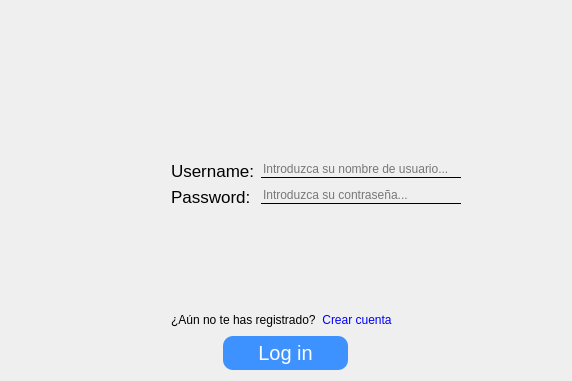
Rodriguez710/Comedor-Conecta, file UI/login.ui: the form before one commit.
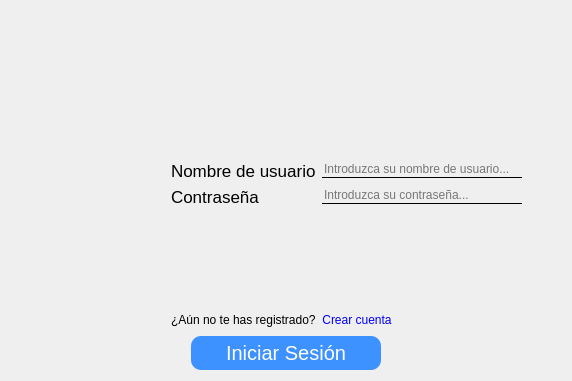
The form after the commit. Icons and pictures are not drawn.

Patch:
```diff
--- a/UI/login.ui
+++ b/UI/login.ui
@@ -77,7 +77,7 @@
           </font>
          </property>
          <property name="text">
-          <string>Username:</string>
+          <string>Nombre de usuario</string>
          </property>
         </widget>
        </item>
@@ -115,7 +115,7 @@
           </font>
          </property>
          <property name="text">
-          <string>Password:</string>
+          <string>Contraseña</string>
          </property>
         </widget>
        </item>
@@ -233,7 +233,7 @@
 }</string>
          </property>
          <property name="text">
-          <string>Log in</string>
+          <string>Iniciar Sesión</string>
          </property>
         </widget>
        </item>
```
